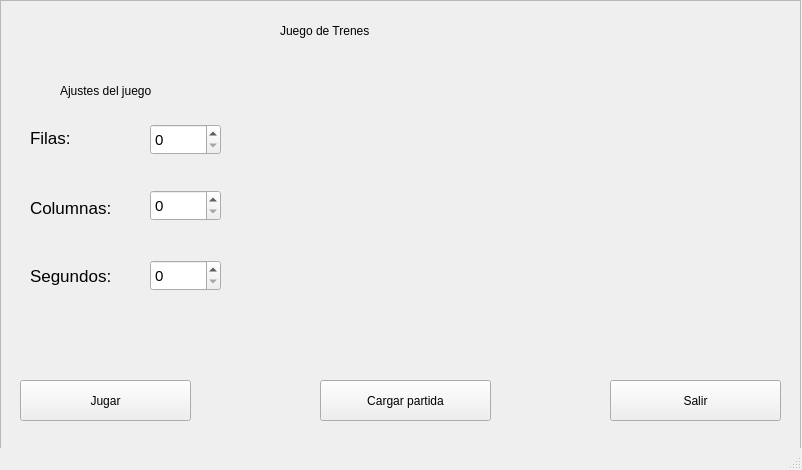
Old version of the form mainwindow.ui in the repository aleledesma/trabajo-practico-2.
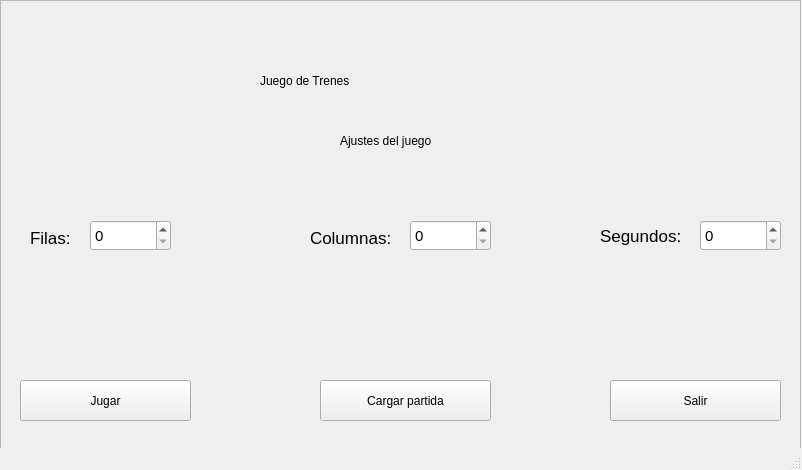
New version of the form. Icons and pictures are not drawn.

The edit to the form file:
```diff
--- a/mainwindow.ui
+++ b/mainwindow.ui
@@ -50,9 +50,9 @@
     <widget class="QSpinBox" name="spinBox_2">
      <property name="geometry">
       <rect>
-       <x>150</x>
-       <y>190</y>
-       <width>71</width>
+       <x>410</x>
+       <y>220</y>
+       <width>81</width>
        <height>31</height>
       </rect>
      </property>
@@ -63,9 +63,9 @@
     <widget class="QSpinBox" name="spinBox">
      <property name="geometry">
       <rect>
-       <x>150</x>
-       <y>124</y>
-       <width>71</width>
+       <x>90</x>
+       <y>220</y>
+       <width>81</width>
        <height>31</height>
       </rect>
      </property>
@@ -77,7 +77,7 @@
      <property name="geometry">
       <rect>
        <x>30</x>
-       <y>130</y>
+       <y>230</y>
        <width>49</width>
        <height>16</height>
       </rect>
@@ -92,8 +92,8 @@
     <widget class="QLabel" name="label_2">
      <property name="geometry">
       <rect>
-       <x>30</x>
-       <y>200</y>
+       <x>310</x>
+       <y>230</y>
        <width>91</width>
        <height>16</height>
       </rect>
@@ -144,8 +144,8 @@
     <widget class="QLabel" name="label_3">
      <property name="geometry">
       <rect>
-       <x>30</x>
-       <y>260</y>
+       <x>600</x>
+       <y>220</y>
        <width>81</width>
        <height>31</height>
       </rect>
@@ -160,9 +160,9 @@
     <widget class="QSpinBox" name="spinBox_3">
      <property name="geometry">
       <rect>
-       <x>150</x>
-       <y>260</y>
-       <width>71</width>
+       <x>700</x>
+       <y>220</y>
+       <width>81</width>
        <height>31</height>
       </rect>
      </property>
@@ -173,8 +173,8 @@
     <widget class="QLabel" name="label_4">
      <property name="geometry">
       <rect>
-       <x>280</x>
-       <y>10</y>
+       <x>260</x>
+       <y>60</y>
        <width>291</width>
        <height>41</height>
       </rect>
@@ -189,8 +189,8 @@
     <widget class="QLabel" name="label_5">
      <property name="geometry">
       <rect>
-       <x>60</x>
-       <y>80</y>
+       <x>340</x>
+       <y>130</y>
        <width>131</width>
        <height>21</height>
       </rect>
```
Left out of the diff: 20 changed lines with no effect on the pictures.
